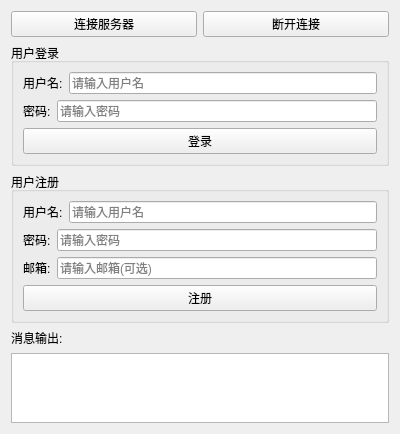
This is Client/testclient.ui in smallsmallrui214/FlightBookingSystem as Qt 5 draws it before an edit. The edited form follows.
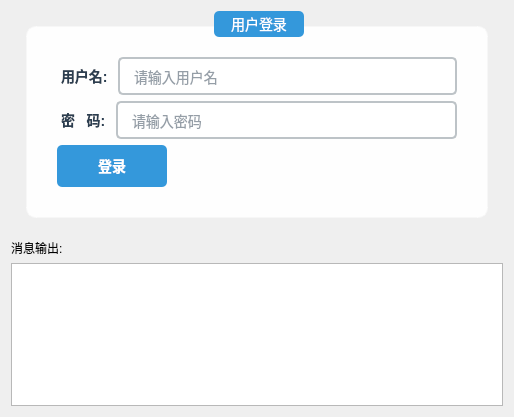
This is the edited form.

```diff
--- a/Client/testclient.ui
+++ b/Client/testclient.ui
@@ -6,36 +6,46 @@
    <rect>
     <x>0</x>
     <y>0</y>
-    <width>400</width>
-    <height>400</height>
+    <width>514</width>
+    <height>417</height>
    </rect>
   </property>
   <property name="windowTitle">
-   <string>航班客户端</string>
+   <string>航班管理系统 - 登录</string>
+  </property>
+  <property name="styleSheet">
+   <string notr="true">/* 主窗口样式 */
+QDialog {
+    background: qlineargradient(x1:0, y1:0, x2:1, y2:1, stop:0 #2c3e50, stop:1 #34495e);
+    border-radius: 15px;
+    border: 2px solid #34495e;
+}</string>
   </property>
   <layout class="QVBoxLayout" name="verticalLayout">
-   <item>
-    <layout class="QHBoxLayout" name="horizontalLayout">
-     <item>
-      <widget class="QPushButton" name="connectButton">
-       <property name="text">
-        <string>连接服务器</string>
-       </property>
-      </widget>
-     </item>
-     <item>
-      <widget class="QPushButton" name="disconnectButton">
-       <property name="text">
-        <string>断开连接</string>
-       </property>
-      </widget>
-     </item>
-    </layout>
-   </item>
-
-   <!-- 登录区域 -->
    <item>
     <widget class="QGroupBox" name="loginGroup">
+     <property name="styleSheet">
+      <string notr="true">/* GroupBox样式 - 与RegisterDialog一致 */
+QGroupBox {
+    background-color: rgba(255, 255, 255, 0.95);
+    border-radius: 10px;
+    border: 2px solid rgba(255, 255, 255, 0.5);
+    padding: 20px;
+    margin: 15px;
+    font-size: 14px;
+}
+
+QGroupBox::title {
+    subcontrol-origin: margin;
+    subcontrol-position: top center;
+    padding: 5px 15px;
+    background-color: #3498db;
+    color: white;
+    border-radius: 5px;
+    font-size: 16px;
+    font-weight: bold;
+}</string>
+     </property>
      <property name="title">
       <string>用户登录</string>
      </property>
@@ -44,6 +54,16 @@
        <layout class="QHBoxLayout" name="horizontalLayout_2">
         <item>
          <widget class="QLabel" name="usernameLabel">
+          <property name="styleSheet">
+           <string notr="true">/* 所有标签样式 */
+QLabel {
+    color: #2c3e50;
+    font-size: 14px;
+    font-weight: bold;
+    background: transparent;
+    padding: 5px 0px;
+}</string>
+          </property>
           <property name="text">
            <string>用户名:</string>
           </property>
@@ -51,6 +71,24 @@
         </item>
         <item>
          <widget class="QLineEdit" name="usernameEdit">
+          <property name="styleSheet">
+           <string notr="true">/* 输入框默认样式 */
+QLineEdit {
+    background-color: white;
+    border: 2px solid #bdc3c7;
+    border-radius: 5px;
+    padding: 8px 12px;
+    font-size: 14px;
+    color: #2c3e50;
+    max-height: 25px;
+}
+
+/* 输入框获得焦点时的样式 */
+QLineEdit:focus {
+    border-color: #3498db;
+    background-color: #f8f9fa;
+}</string>
+          </property>
           <property name="placeholderText">
            <string>请输入用户名</string>
           </property>
@@ -62,13 +100,41 @@
        <layout class="QHBoxLayout" name="horizontalLayout_3">
         <item>
          <widget class="QLabel" name="passwordLabel">
+          <property name="styleSheet">
+           <string notr="true">/* 所有标签样式 */
+QLabel {
+    color: #2c3e50;
+    font-size: 14px;
+    font-weight: bold;
+    background: transparent;
+    padding: 5px 0px;
+}</string>
+          </property>
           <property name="text">
-           <string>密码:</string>
+           <string>密   码:</string>
           </property>
          </widget>
         </item>
         <item>
          <widget class="QLineEdit" name="passwordEdit">
+          <property name="styleSheet">
+           <string notr="true">/* 输入框默认样式 */
+QLineEdit {
+    background-color: white;
+    border: 2px solid #bdc3c7;
+    border-radius: 5px;
+    padding: 8px 12px;
+    font-size: 14px;
+    color: #2c3e50;
+    max-height: 25px;
+}
+
+/* 输入框获得焦点时的样式 */
+QLineEdit:focus {
+    border-color: #3498db;
+    background-color: #f8f9fa;
+}</string>
+          </property>
           <property name="echoMode">
            <enum>QLineEdit::Password</enum>
           </property>
@@ -81,6 +147,30 @@
       </item>
       <item>
        <widget class="QPushButton" name="loginButton">
+        <property name="styleSheet">
+         <string notr="true">/* 登录按钮默认样式 */
+QPushButton#loginButton {
+    background-color: #3498db;
+    color: white;
+    border: none;
+    border-radius: 5px;
+    padding: 10px 15px;
+    font-size: 14px;
+    font-weight: bold;
+    max-height: 25px;
+    max-width: 80px;
+}
+
+/* 登录按钮悬停效果 */
+QPushButton#loginButton:hover {
+    background-color: #5dade2;
+}
+
+/* 登录按钮按下效果 */
+QPushButton#loginButton:pressed {
+    background-color: #2e86c1;
+}</string>
+        </property>
         <property name="text">
          <string>登录</string>
         </property>
@@ -89,83 +179,6 @@
      </layout>
     </widget>
    </item>
-
-   <!-- 注册区域 -->
-   <item>
-    <widget class="QGroupBox" name="registerGroup">
-     <property name="title">
-      <string>用户注册</string>
-     </property>
-     <layout class="QVBoxLayout" name="verticalLayout_3">
-      <item>
-       <layout class="QHBoxLayout" name="horizontalLayout_4">
-        <item>
-         <widget class="QLabel" name="regUsernameLabel">
-          <property name="text">
-           <string>用户名:</string>
-          </property>
-         </widget>
-        </item>
-        <item>
-         <widget class="QLineEdit" name="regUsernameEdit">
-          <property name="placeholderText">
-           <string>请输入用户名</string>
-          </property>
-         </widget>
-        </item>
-       </layout>
-      </item>
-      <item>
-       <layout class="QHBoxLayout" name="horizontalLayout_5">
-        <item>
-         <widget class="QLabel" name="regPasswordLabel">
-          <property name="text">
-           <string>密码:</string>
-          </property>
-         </widget>
-        </item>
-        <item>
-         <widget class="QLineEdit" name="regPasswordEdit">
-          <property name="echoMode">
-           <enum>QLineEdit::Password</enum>
-          </property>
-          <property name="placeholderText">
-           <string>请输入密码</string>
-          </property>
-         </widget>
-        </item>
-       </layout>
-      </item>
-      <item>
-       <layout class="QHBoxLayout" name="horizontalLayout_6">
-        <item>
-         <widget class="QLabel" name="emailLabel">
-          <property name="text">
-           <string>邮箱:</string>
-          </property>
-         </widget>
-        </item>
-        <item>
-         <widget class="QLineEdit" name="emailEdit">
-          <property name="placeholderText">
-           <string>请输入邮箱(可选)</string>
-          </property>
-         </widget>
-        </item>
-       </layout>
-      </item>
-      <item>
-       <widget class="QPushButton" name="registerButton">
-        <property name="text">
-         <string>注册</string>
-        </property>
-       </widget>
-      </item>
-     </layout>
-    </widget>
-   </item>
-
-   <!-- 消息输出 -->
    <item>
     <widget class="QLabel" name="outputLabel">
      <property name="text">
```
Left out of the diff: 13 changed lines with no effect on the pictures.
